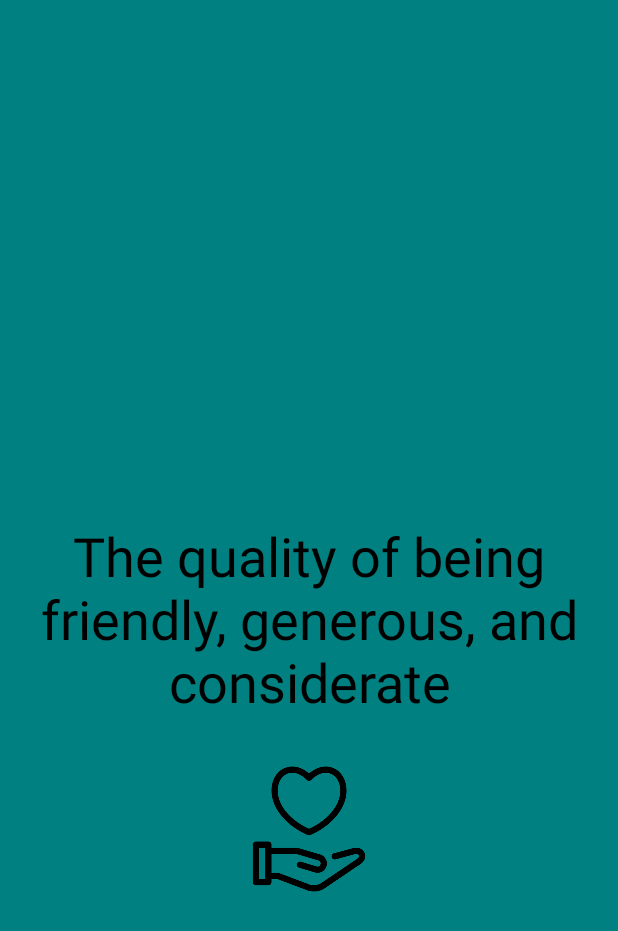
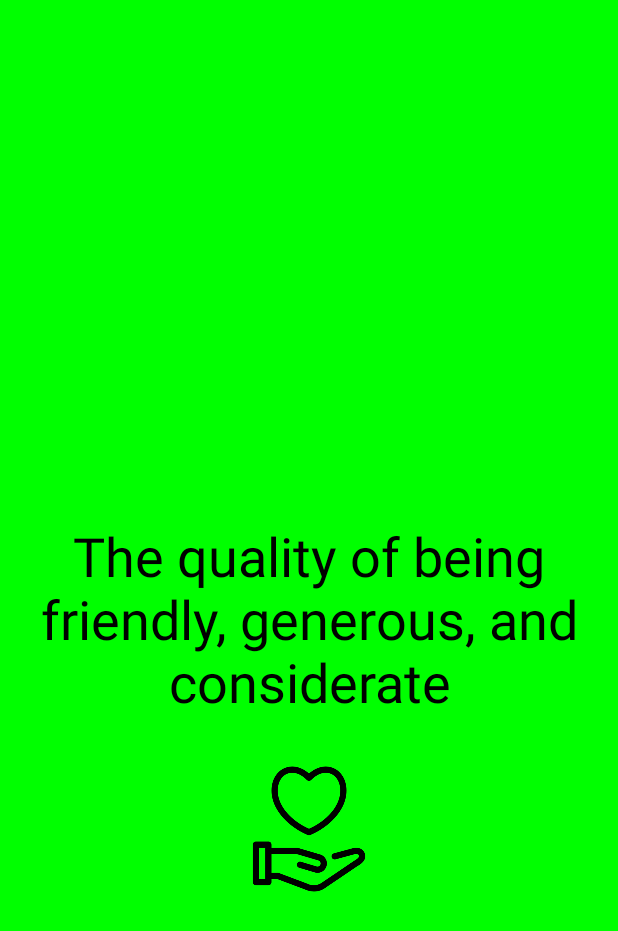
Before and after one commit to bymaskeli53/KekodFirstWeekProject, an Android app: the KindnessFragment screen opened through its navigation route, on a phone screen of 412 x 824 dp. Shown: the top 931 px of the screen. Run offline under Robolectric (Android 15) with nearby library versions, the phone set to English and light mode, and no system bars; our stand-ins replace navigation-ui; Roboto replaces fonts that are not available here.

Commit message:
Change kindness screen background

```diff
--- a/app/src/main/res/layout/fragment_kindness.xml
+++ b/app/src/main/res/layout/fragment_kindness.xml
@@ -4,7 +4,7 @@
     xmlns:tools="http://schemas.android.com/tools"
     android:layout_width="match_parent"
     android:layout_height="match_parent"
-    android:background="@color/teal"
+    android:background="@color/green"
     tools:context=".GivingFragment">
 
 
--- a/app/src/main/res/values/colors.xml
+++ b/app/src/main/res/values/colors.xml
@@ -8,4 +8,5 @@
     <color name="coral">#FF6F61</color>
     <color name="serenity">#92A8D1</color>
     <color name="tango">#DD4124</color>
+    <color name="green">#00ff00</color>
 </resources>
```
